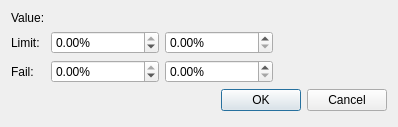
Before: the Qt Designer form src/mdttools/mdttesttool/mdtTtValueEditionDialog.ui in scandyna/multidiagtools, drawn with Qt 5.
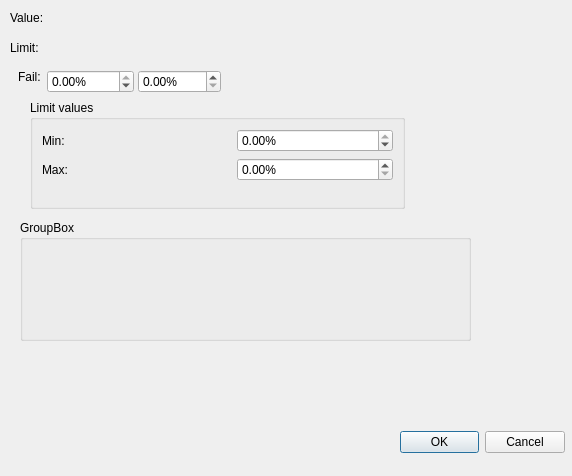
After: the same form once the commit is applied. Custom widgets are drawn as their Qt base class.

Patch:
```diff
--- a/src/mdttools/mdttesttool/mdtTtValueEditionDialog.ui
+++ b/src/mdttools/mdttesttool/mdtTtValueEditionDialog.ui
@@ -6,117 +6,218 @@
    <rect>
     <x>0</x>
     <y>0</y>
-    <width>398</width>
-    <height>127</height>
+    <width>572</width>
+    <height>476</height>
    </rect>
   </property>
   <property name="windowTitle">
    <string>Dialog</string>
   </property>
-  <layout class="QFormLayout" name="formLayout">
-   <item row="0" column="0">
-    <widget class="QLabel" name="lbValue">
-     <property name="text">
-      <string>Value:</string>
-     </property>
-    </widget>
-   </item>
-   <item row="0" column="1">
-    <widget class="mdtDoubleEdit" name="deValue"/>
-   </item>
-   <item row="1" column="0">
-    <widget class="QLabel" name="lbLimit">
-     <property name="text">
-      <string>Limit:</string>
-     </property>
-    </widget>
-   </item>
-   <item row="1" column="1">
-    <layout class="QHBoxLayout" name="horizontalLayout_2">
-     <item>
-      <widget class="QDoubleSpinBox" name="sbLimitMin">
-       <property name="suffix">
-        <string>%</string>
-       </property>
-       <property name="minimum">
-        <double>-100.000000000000000</double>
-       </property>
-       <property name="maximum">
-        <double>0.000000000000000</double>
-       </property>
-      </widget>
-     </item>
-     <item>
-      <widget class="QDoubleSpinBox" name="sbLimitMax">
-       <property name="suffix">
-        <string>%</string>
-       </property>
-       <property name="maximum">
-        <double>100.000000000000000</double>
-       </property>
-      </widget>
-     </item>
-     <item>
-      <widget class="QLabel" name="lbLimitRange">
-       <property name="text">
-        <string>          </string>
-       </property>
-      </widget>
-     </item>
-    </layout>
-   </item>
-   <item row="2" column="0">
-    <widget class="QLabel" name="lbFail">
-     <property name="text">
-      <string>Fail:</string>
-     </property>
-    </widget>
-   </item>
-   <item row="2" column="1">
-    <layout class="QHBoxLayout" name="horizontalLayout">
-     <item>
-      <widget class="QDoubleSpinBox" name="sbFailMin">
-       <property name="suffix">
-        <string>%</string>
-       </property>
-       <property name="minimum">
-        <double>-100.000000000000000</double>
-       </property>
-       <property name="maximum">
-        <double>0.000000000000000</double>
-       </property>
-      </widget>
-     </item>
-     <item>
-      <widget class="QDoubleSpinBox" name="sbFailMax">
-       <property name="suffix">
-        <string>%</string>
-       </property>
-       <property name="maximum">
-        <double>100.000000000000000</double>
-       </property>
-      </widget>
-     </item>
-     <item>
-      <widget class="QLabel" name="lbFailRange">
-       <property name="text">
-        <string/>
-       </property>
-      </widget>
-     </item>
-    </layout>
-   </item>
-   <item row="3" column="0" colspan="2">
-    <widget class="QDialogButtonBox" name="buttonBox">
-     <property name="orientation">
-      <enum>Qt::Horizontal</enum>
-     </property>
-     <property name="standardButtons">
-      <set>QDialogButtonBox::Cancel|QDialogButtonBox::Ok</set>
-     </property>
-    </widget>
-   </item>
-  </layout>
+  <widget class="QLabel" name="lbValue">
+   <property name="geometry">
+    <rect>
+     <x>10</x>
+     <y>10</y>
+     <width>38</width>
+     <height>16</height>
+    </rect>
+   </property>
+   <property name="text">
+    <string>Value:</string>
+   </property>
+  </widget>
+  <widget class="mdtDoubleEdit" name="deValue">
+   <property name="geometry">
+    <rect>
+     <x>46</x>
+     <y>4</y>
+     <width>236</width>
+     <height>32</height>
+    </rect>
+   </property>
+  </widget>
+  <widget class="QLabel" name="lbLimit">
+   <property name="geometry">
+    <rect>
+     <x>10</x>
+     <y>40</y>
+     <width>32</width>
+     <height>16</height>
+    </rect>
+   </property>
+   <property name="text">
+    <string>Limit:</string>
+   </property>
+  </widget>
+  <widget class="QLabel" name="lbFail">
+   <property name="geometry">
+    <rect>
+     <x>18</x>
+     <y>69</y>
+     <width>24</width>
+     <height>16</height>
+    </rect>
+   </property>
+   <property name="text">
+    <string>Fail:</string>
+   </property>
+  </widget>
+  <widget class="QDialogButtonBox" name="buttonBox">
+   <property name="geometry">
+    <rect>
+     <x>400</x>
+     <y>430</y>
+     <width>165</width>
+     <height>25</height>
+    </rect>
+   </property>
+   <property name="orientation">
+    <enum>Qt::Horizontal</enum>
+   </property>
+   <property name="standardButtons">
+    <set>QDialogButtonBox::Cancel|QDialogButtonBox::Ok</set>
+   </property>
+  </widget>
+  <widget class="QGroupBox" name="gbLimit">
+   <property name="geometry">
+    <rect>
+     <x>30</x>
+     <y>100</y>
+     <width>375</width>
+     <height>109</height>
+    </rect>
+   </property>
+   <property name="title">
+    <string>Limit values</string>
+   </property>
+   <layout class="QFormLayout" name="formLayout">
+    <item row="0" column="0">
+     <widget class="QLabel" name="lbLimitMin">
+      <property name="text">
+       <string>Min:</string>
+      </property>
+     </widget>
+    </item>
+    <item row="0" column="1">
+     <layout class="QHBoxLayout" name="horizontalLayout_2">
+      <item>
+       <widget class="mdtDoubleEdit" name="deLimitMin"/>
+      </item>
+      <item>
+       <widget class="QDoubleSpinBox" name="sbLimitMin">
+        <property name="suffix">
+         <string>%</string>
+        </property>
+        <property name="minimum">
+         <double>-100.000000000000000</double>
+        </property>
+        <property name="maximum">
+         <double>0.000000000000000</double>
+        </property>
+       </widget>
+      </item>
+     </layout>
+    </item>
+    <item row="1" column="0">
+     <widget class="QLabel" name="lnLimitMax">
+      <property name="text">
+       <string>Max:</string>
+      </property>
+     </widget>
+    </item>
+    <item row="1" column="1">
+     <layout class="QHBoxLayout" name="horizontalLayout">
+      <item>
+       <widget class="mdtDoubleEdit" name="deLimitMax"/>
+      </item>
+      <item>
+       <widget class="QDoubleSpinBox" name="sbLimitMax">
+        <property name="suffix">
+         <string>%</string>
+        </property>
+        <property name="maximum">
+         <double>100.000000000000000</double>
+        </property>
+       </widget>
+      </item>
+     </layout>
+    </item>
+   </layout>
+  </widget>
+  <widget class="QGroupBox" name="groupBox_2">
+   <property name="geometry">
+    <rect>
+     <x>20</x>
+     <y>220</y>
+     <width>451</width>
+     <height>121</height>
+    </rect>
+   </property>
+   <property name="title">
+    <string>GroupBox</string>
+   </property>
+  </widget>
+  <widget class="QLabel" name="lbLimitRange">
+   <property name="geometry">
+    <rect>
+     <x>225</x>
+     <y>41</y>
+     <width>16</width>
+     <height>16</height>
+    </rect>
+   </property>
+   <property name="text">
+    <string/>
+   </property>
+  </widget>
+  <widget class="QDoubleSpinBox" name="sbFailMax">
+   <property name="geometry">
+    <rect>
+     <x>138</x>
+     <y>70</y>
+     <width>83</width>
+     <height>23</height>
+    </rect>
+   </property>
+   <property name="suffix">
+    <string>%</string>
+   </property>
+   <property name="maximum">
+    <double>100.000000000000000</double>
+   </property>
+  </widget>
+  <widget class="QLabel" name="lbFailRange">
+   <property name="geometry">
+    <rect>
+     <x>225</x>
+     <y>70</y>
+     <width>16</width>
+     <height>16</height>
+    </rect>
+   </property>
+   <property name="text">
+    <string/>
+   </property>
+  </widget>
+  <widget class="QDoubleSpinBox" name="sbFailMin">
+   <property name="geometry">
+    <rect>
+     <x>47</x>
+     <y>70</y>
+     <width>87</width>
+     <height>23</height>
+    </rect>
+   </property>
+   <property name="suffix">
+    <string>%</string>
+   </property>
+   <property name="minimum">
+    <double>-100.000000000000000</double>
+   </property>
+   <property name="maximum">
+    <double>0.000000000000000</double>
+   </property>
+  </widget>
  </widget>
  <customwidgets>
   <customwidget>
```
